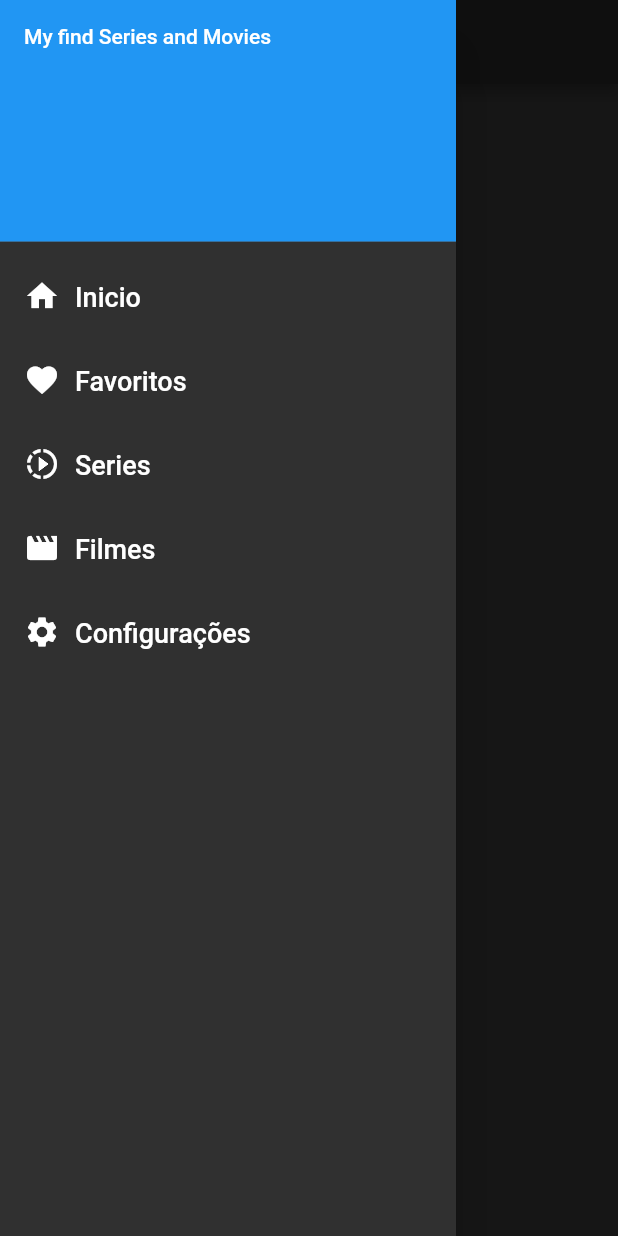
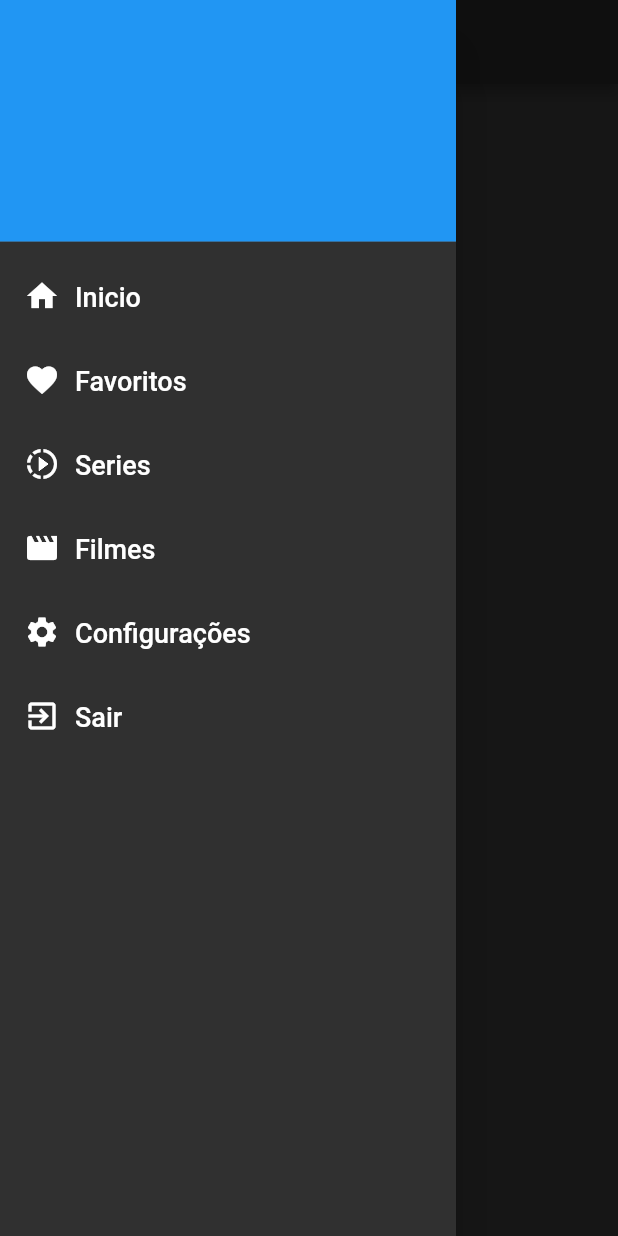
Before and after one commit to gustavohd18/My-find-series-IOS-and-android, a Flutter app: the Favorite screen opened directly, with the side drawer open, on a phone screen of 412 x 824 dp. Run offline on Flutter 3.47's test engine with Material 2 defaults, Android fonts, the phone set to English and light mode, and no system bars; our stand-ins replace bloc, firebase_auth, firebase_core, shared_preferences, sqflite; missing offline and left inert: flutter_youtube; accounts and stored records are empty; network calls fail.

Commit message:
add logout with firebase

```diff
--- a/lib/pages/content/content.dart
+++ b/lib/pages/content/content.dart
@@ -121,7 +121,6 @@ class Content extends StatelessWidget {
                             builder: (context) {
                               Future.delayed(Duration(milliseconds: 300), () {
                                 Navigator.of(context).pop(true);
-                                //x  Navigator.of(context).
                               });
                               return AlertDialog(
                                 title: Icon(Icons.check),
--- a/lib/pages/home/home.dart
+++ b/lib/pages/home/home.dart
@@ -35,7 +35,7 @@ class _MainState extends State<Main> with TickerProviderStateMixin {
     // this should not be done in build method.
     getLanguage();
     _controller = TabController(length: 5, vsync: this);
-    _myHandler = _tabs[0];
+    _myHandler = _homeName;
     _controller.addListener(_handleSelected);
   }
 
--- a/lib/service/authentication/authentication_service.dart
+++ b/lib/service/authentication/authentication_service.dart
@@ -28,7 +28,7 @@ class AuthenticationService implements Authentication {
       {String email, String password}) async {
     var user = await _firebaseAuth.createUserWithEmailAndPassword(
         email: email, password: password);
-    return user.user.uid;
+    return user.credential.toString();
   }
 
   Future<void> sendEmailVerification() async {
--- a/lib/widgets/home/drawer_menu.dart
+++ b/lib/widgets/home/drawer_menu.dart
@@ -1,4 +1,5 @@
 import 'package:flutter/material.dart';
+import 'package:myFindMovies/service/authentication/authentication_service.dart';
 
 class DrawerMenu extends StatelessWidget {
   final Widget home, favorite, series, movies, settings;
@@ -8,18 +9,22 @@ class DrawerMenu extends StatelessWidget {
       this.isPortugues);
   @override
   Widget build(BuildContext context) {
-    String _homeName, _favoriteName, _moviesName, _settingsName;
+    String _homeName, _favoriteName, _moviesName, _settingsName, _logoutName;
+    final AuthenticationService _authenticationService =
+        AuthenticationService();
 
     if (!isPortugues) {
       _homeName = "Inicio";
       _favoriteName = "Favoritos";
       _moviesName = "Filmes";
       _settingsName = "Configurações";
+      _logoutName = "Sair";
     } else {
       _homeName = "Home";
       _favoriteName = "Favorites";
       _moviesName = "Movies";
       _settingsName = "Settings";
+      _logoutName = "Logout";
     }
 
     return Drawer(
@@ -27,7 +32,15 @@ class DrawerMenu extends StatelessWidget {
         padding: EdgeInsets.zero,
         children: <Widget>[
           DrawerHeader(
-            child: Text('My find Series and Movies'),
+            child: Align(
+              alignment: Alignment.center,
+              child: Text(
+                _authenticationService.getFirebaseAuth().currentUser.email,
+                style: TextStyle(
+                  fontSize: 14,
+                ),
+              ),
+            ),
             decoration: BoxDecoration(
               color: Colors.blue,
             ),
@@ -161,6 +174,30 @@ class DrawerMenu extends StatelessWidget {
                       builder: (BuildContext context) => settings));
             },
           ),
+          ListTile(
+            title: Row(
+              mainAxisAlignment: MainAxisAlignment.start,
+              children: [
+                Icon(
+                  Icons.exit_to_app,
+                  color: Colors.white,
+                  size: 24,
+                ),
+                Padding(
+                    padding: EdgeInsets.only(left: 10, top: 2),
+                    child: Text(
+                      _logoutName,
+                      textAlign: TextAlign.center,
+                      overflow: TextOverflow.ellipsis,
+                      style: TextStyle(fontSize: 18),
+                    )),
+              ],
+            ),
+            onTap: () {
+              Navigator.pop(context);
+              _authenticationService.signOut();
+            },
+          ),
         ],
       ),
     );
```
